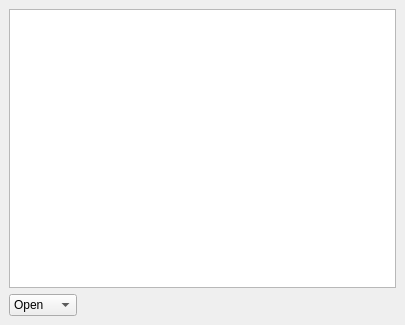
First picture: the form in ui/dock_portfolio.ui, repository katmai1/qtradingview, before the edit.
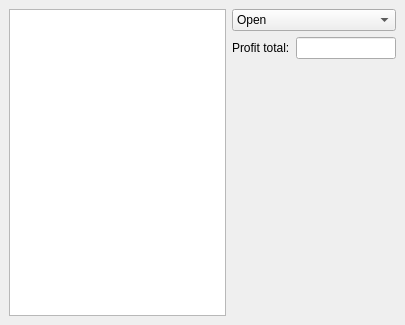
Second picture: the form after the edit.

```diff
--- a/ui/dock_portfolio.ui
+++ b/ui/dock_portfolio.ui
@@ -28,6 +28,8 @@
   <widget class="QWidget" name="dockWidgetContents">
    <layout class="QVBoxLayout" name="verticalLayout">
     <item>
+     <layout class="QHBoxLayout" name="horizontalLayout">
+      <item>
      <widget class="QTableView" name="tabla">
       <property name="contextMenuPolicy">
        <enum>Qt::CustomContextMenu</enum>
@@ -53,9 +55,24 @@
      </widget>
     </item>
     <item>
-     <layout class="QHBoxLayout" name="horizontalLayout">
+       <layout class="QVBoxLayout" name="verticalLayout_2">
+        <property name="sizeConstraint">
+         <enum>QLayout::SetMinimumSize</enum>
+        </property>
       <item>
        <widget class="QComboBox" name="combo_trades">
+          <property name="sizePolicy">
+           <sizepolicy hsizetype="Fixed" vsizetype="Fixed">
+            <horstretch>0</horstretch>
+            <verstretch>0</verstretch>
+           </sizepolicy>
+          </property>
+          <property name="maximumSize">
+           <size>
+            <width>200</width>
+            <height>16777215</height>
+           </size>
+          </property>
         <property name="layoutDirection">
          <enum>Qt::LeftToRight</enum>
         </property>
@@ -75,17 +92,45 @@
        </widget>
       </item>
       <item>
-       <spacer name="horizontalSpacer">
-        <property name="orientation">
-         <enum>Qt::Horizontal</enum>
-        </property>
-        <property name="sizeHint" stdset="0">
+         <layout class="QFormLayout" name="formLayout">
+          <property name="sizeConstraint">
+           <enum>QLayout::SetMinimumSize</enum>
+          </property>
+          <item row="0" column="0">
+           <widget class="QLabel" name="label">
+            <property name="text">
+             <string>Profit total:</string>
+            </property>
+           </widget>
+          </item>
+          <item row="0" column="1">
+           <widget class="QLineEdit" name="ed_profit100_total">
+            <property name="sizePolicy">
+             <sizepolicy hsizetype="Fixed" vsizetype="Fixed">
+              <horstretch>0</horstretch>
+              <verstretch>0</verstretch>
+             </sizepolicy>
+            </property>
+            <property name="maximumSize">
          <size>
-          <width>40</width>
-          <height>20</height>
-         </size>
-        </property>
-       </spacer>
+              <width>100</width>
+              <height>16777215</height>
+             </size>
+            </property>
+            <property name="alignment">
+             <set>Qt::AlignRight|Qt::AlignTrailing|Qt::AlignVCenter</set>
+            </property>
+            <property name="readOnly">
+             <bool>true</bool>
+            </property>
+            <property name="cursorMoveStyle">
+             <enum>Qt::LogicalMoveStyle</enum>
+            </property>
+           </widget>
+          </item>
+         </layout>
+        </item>
+       </layout>
       </item>
      </layout>
     </item>
```
Lines whose indentation alone changed are shown as unchanged.
